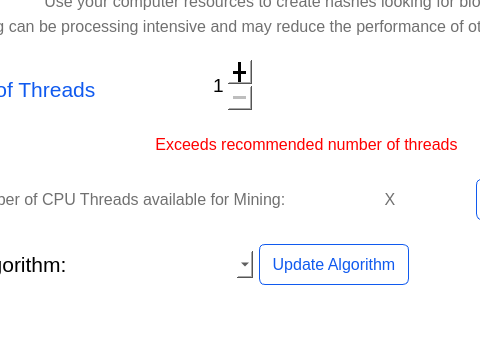
First picture: the form in src/qt/veil/forms/miningwidget.ui, repository Veil-Project/veil, before the edit; both pictures show x 128 to 608 and y 112 to 450 of the 900 by 640 pixel window.
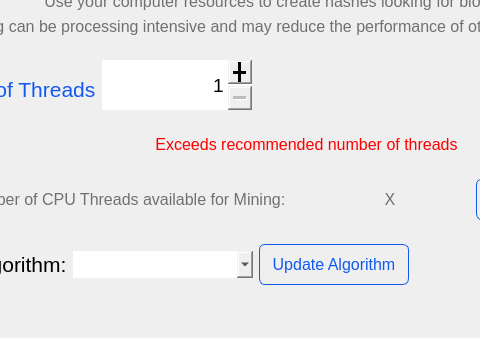
Second picture: the form after the edit.

Diff of the .ui file:
```diff
--- a/src/qt/veil/forms/miningwidget.ui
+++ b/src/qt/veil/forms/miningwidget.ui
@@ -45,8 +45,7 @@
      <property name="styleSheet">
       <string notr="true">border:none;
 padding:0px;
-margin:0px;
-background-color:white;</string>
+margin:0px;</string>
      </property>
      <property name="frameShape">
       <enum>QFrame::StyledPanel</enum>
```
